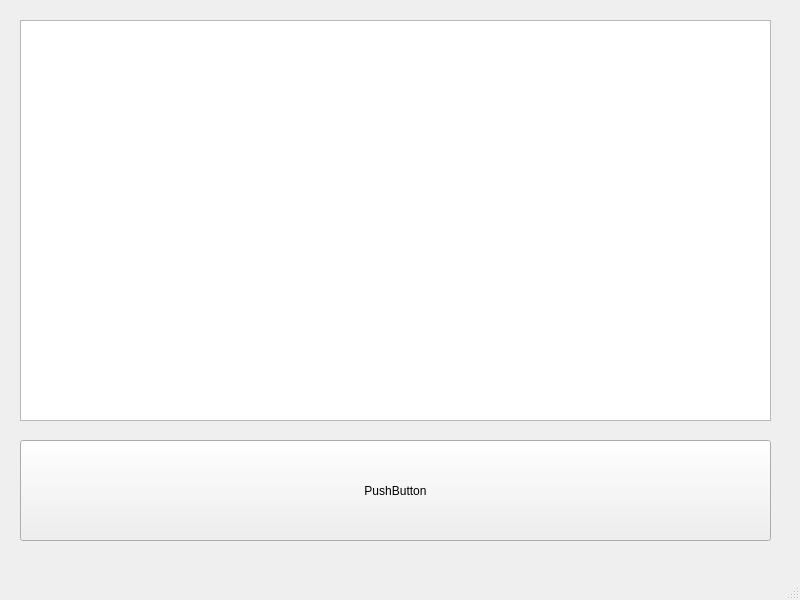
This is XSignWin.ui in late0001/XSign as Qt 5 draws it before an edit. The edited form follows.
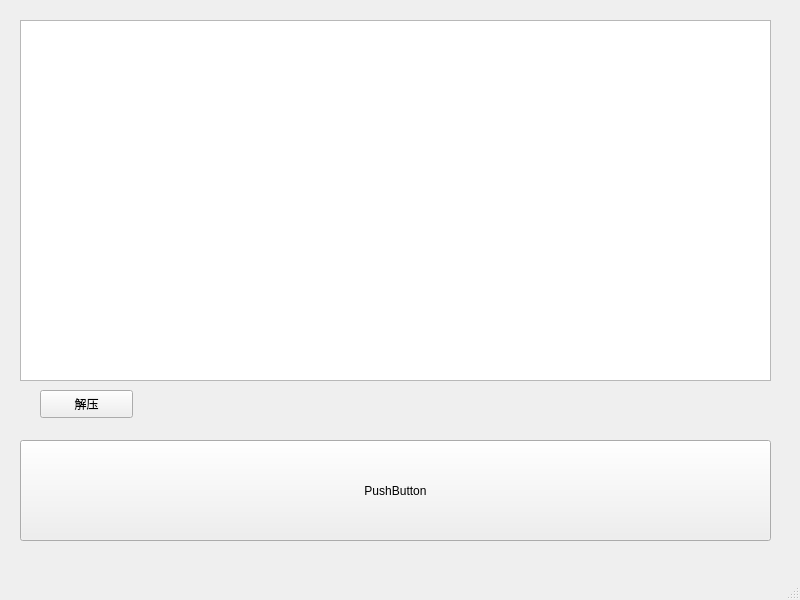
This is the edited form.

The edit to the form file:
```diff
--- a/XSignWin.ui
+++ b/XSignWin.ui
@@ -33,10 +33,23 @@
       <x>20</x>
       <y>20</y>
       <width>751</width>
-      <height>401</height>
+      <height>361</height>
      </rect>
     </property>
    </widget>
+   <widget class="QPushButton" name="btnExtract">
+    <property name="geometry">
+     <rect>
+      <x>40</x>
+      <y>390</y>
+      <width>93</width>
+      <height>28</height>
+     </rect>
+    </property>
+    <property name="text">
+     <string>解压</string>
+    </property>
+   </widget>
   </widget>
   <widget class="QMenuBar" name="menubar">
    <property name="geometry">
```
